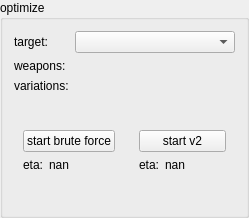
hanslhansl/elden-ring-damage-optimizer, file src/app/optimize_widget.ui: the form before one commit.
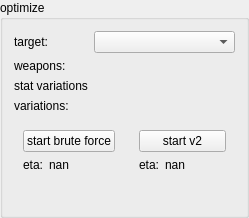
The form after the commit.

The edit to the form file:
```diff
--- a/src/app/optimize_widget.ui
+++ b/src/app/optimize_widget.ui
@@ -43,20 +43,34 @@
        </property>
       </widget>
      </item>
-     <item row="2" column="0">
+     <item row="3" column="0">
       <widget class="QLabel" name="label_2">
        <property name="text">
         <string>variations:</string>
        </property>
       </widget>
      </item>
-     <item row="2" column="1">
+     <item row="3" column="1">
       <widget class="QLabel" name="variations_label">
        <property name="text">
         <string/>
        </property>
       </widget>
      </item>
+     <item row="2" column="0">
+      <widget class="QLabel" name="label_3">
+       <property name="text">
+        <string>stat variations</string>
+       </property>
+      </widget>
+     </item>
+     <item row="2" column="1">
+      <widget class="QLabel" name="stat_variations_label">
+       <property name="text">
+        <string/>
+       </property>
+      </widget>
+     </item>
     </layout>
    </item>
    <item>
```
